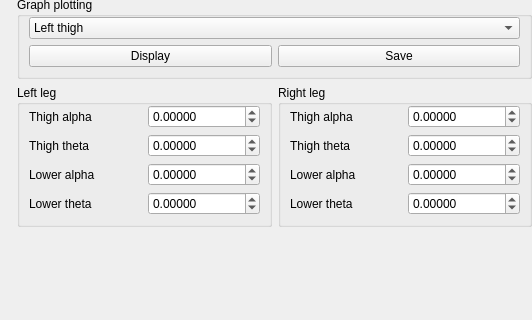
Above: modelfitting/src/mainwindow.ui from davidsansome/gait-modelfitting before the change; both pictures show x 489 to 1021 and y 470 to 790 of the 1021 by 902 pixel window. Below: the same form after it.
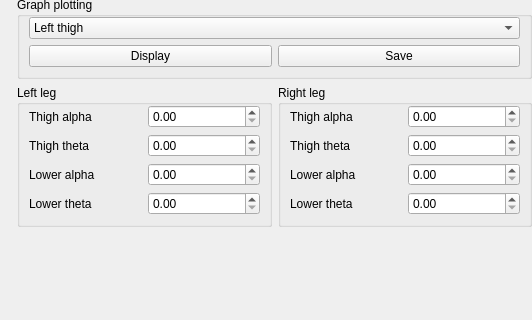
That is the form after the change. Custom widgets are drawn as their Qt base class.

What changed in the file:
```diff
--- a/modelfitting/src/mainwindow.ui
+++ b/modelfitting/src/mainwindow.ui
@@ -342,23 +342,7 @@
              </widget>
             </item>
             <item row="0" column="1" >
-             <widget class="QDoubleSpinBox" name="leftThighAlpha" >
-              <property name="decimals" >
-               <number>5</number>
-              </property>
-              <property name="minimum" >
-               <double>-0.392699082</double>
-              </property>
-              <property name="maximum" >
-               <double>0.392699082</double>
-              </property>
-              <property name="singleStep" >
-               <double>0.0785398163</double>
-              </property>
-              <property name="value" >
-               <double>0.000000000000000</double>
-              </property>
-             </widget>
+             <widget class="QDoubleSpinBox" name="leftThighAlpha" />
             </item>
             <item row="1" column="0" >
              <widget class="QLabel" name="label_2" >
@@ -368,23 +352,7 @@
              </widget>
             </item>
             <item row="1" column="1" >
-             <widget class="QDoubleSpinBox" name="leftThighTheta">
-		     <property name="decimals" >
-			     <number>5</number>
-		     </property>
-		     <property name="minimum" >
-			     <double>-0.785398163</double>
-		     </property>
-		     <property name="maximum" >
-			     <double>0.785398163</double>
-		     </property>
-		     <property name="singleStep" >
-			     <double>0.0785398163</double>
-		     </property>
-		     <property name="value" >
-			     <double>0.000000000000000</double>
-              </property>
-      </widget>
+             <widget class="QDoubleSpinBox" name="leftThighTheta" />
             </item>
             <item row="2" column="0" >
              <widget class="QLabel" name="label_3" >
@@ -394,23 +362,7 @@
              </widget>
             </item>
             <item row="2" column="1" >
-             <widget class="QDoubleSpinBox" name="leftLowerAlpha" >
-              <property name="decimals" >
-               <number>5</number>
-              </property>
-              <property name="minimum" >
-               <double>-0.392699082</double>
-              </property>
-              <property name="maximum" >
-               <double>0.392699082</double>
-              </property>
-              <property name="singleStep" >
-               <double>0.0785398163</double>
-              </property>
-              <property name="value" >
-               <double>0.000000000000000</double>
-              </property>
-             </widget>
+             <widget class="QDoubleSpinBox" name="leftLowerAlpha" />
             </item>
             <item row="3" column="0" >
              <widget class="QLabel" name="label_4" >
@@ -420,23 +372,7 @@
              </widget>
             </item>
             <item row="3" column="1" >
-             <widget class="QDoubleSpinBox" name="leftLowerTheta">
-		     <property name="decimals" >
-			     <number>5</number>
-		     </property>
-		     <property name="minimum" >
-			     <double>-0.785398163</double>
-		     </property>
-		     <property name="maximum" >
-			     <double>0.785398163</double>
-		     </property>
-		     <property name="singleStep" >
-			     <double>0.0785398163</double>
-		     </property>
-		     <property name="value" >
-			     <double>0.000000000000000</double>
-		     </property>
-      </widget>
+             <widget class="QDoubleSpinBox" name="leftLowerTheta" />
             </item>
            </layout>
           </widget>
@@ -458,23 +394,7 @@
              </widget>
             </item>
             <item row="0" column="1" >
-             <widget class="QDoubleSpinBox" name="rightThighAlpha" >
-              <property name="decimals" >
-               <number>5</number>
-              </property>
-              <property name="minimum" >
-               <double>-0.392699082</double>
-              </property>
-              <property name="maximum" >
-               <double>0.392699082</double>
-              </property>
-              <property name="singleStep" >
-               <double>0.0785398163</double>
-              </property>
-              <property name="value" >
-               <double>0.000000000000000</double>
-              </property>
-             </widget>
+             <widget class="QDoubleSpinBox" name="rightThighAlpha" />
             </item>
             <item row="1" column="0" >
              <widget class="QLabel" name="label_6" >
@@ -484,23 +404,7 @@
              </widget>
             </item>
             <item row="1" column="1" >
-             <widget class="QDoubleSpinBox" name="rightThighTheta">
-		     <property name="decimals" >
-			     <number>5</number>
-		     </property>
-		     <property name="minimum" >
-			     <double>-0.785398163</double>
-		     </property>
-		     <property name="maximum" >
-			     <double>0.785398163</double>
-		     </property>
-		     <property name="singleStep" >
-			     <double>0.0785398163</double>
-		     </property>
-		     <property name="value" >
-			     <double>0.000000000000000</double>
-		     </property>
-      </widget>
+             <widget class="QDoubleSpinBox" name="rightThighTheta" />
             </item>
             <item row="2" column="0" >
              <widget class="QLabel" name="label_7" >
@@ -510,23 +414,7 @@
              </widget>
             </item>
             <item row="2" column="1" >
-             <widget class="QDoubleSpinBox" name="rightLowerAlpha" >
-              <property name="decimals" >
-               <number>5</number>
-              </property>
-              <property name="minimum" >
-               <double>-0.392699082</double>
-              </property>
-              <property name="maximum" >
-               <double>0.392699082</double>
-              </property>
-              <property name="singleStep" >
-               <double>0.0785398163</double>
-              </property>
-              <property name="value" >
-               <double>0.000000000000000</double>
-              </property>
-             </widget>
+             <widget class="QDoubleSpinBox" name="rightLowerAlpha" />
             </item>
             <item row="3" column="0" >
              <widget class="QLabel" name="label_8" >
@@ -536,23 +424,7 @@
              </widget>
             </item>
             <item row="3" column="1" >
-             <widget class="QDoubleSpinBox" name="rightLowerTheta">
-		     <property name="decimals" >
-			     <number>5</number>
-		     </property>
-		     <property name="minimum" >
-			     <double>-0.785398163</double>
-		     </property>
-		     <property name="maximum" >
-			     <double>0.785398163</double>
-		     </property>
-		     <property name="singleStep" >
-			     <double>0.0785398163</double>
-		     </property>
-		     <property name="value" >
-			     <double>0.000000000000000</double>
-		     </property>
-      </widget>
+             <widget class="QDoubleSpinBox" name="rightLowerTheta" />
             </item>
            </layout>
           </widget>
```
